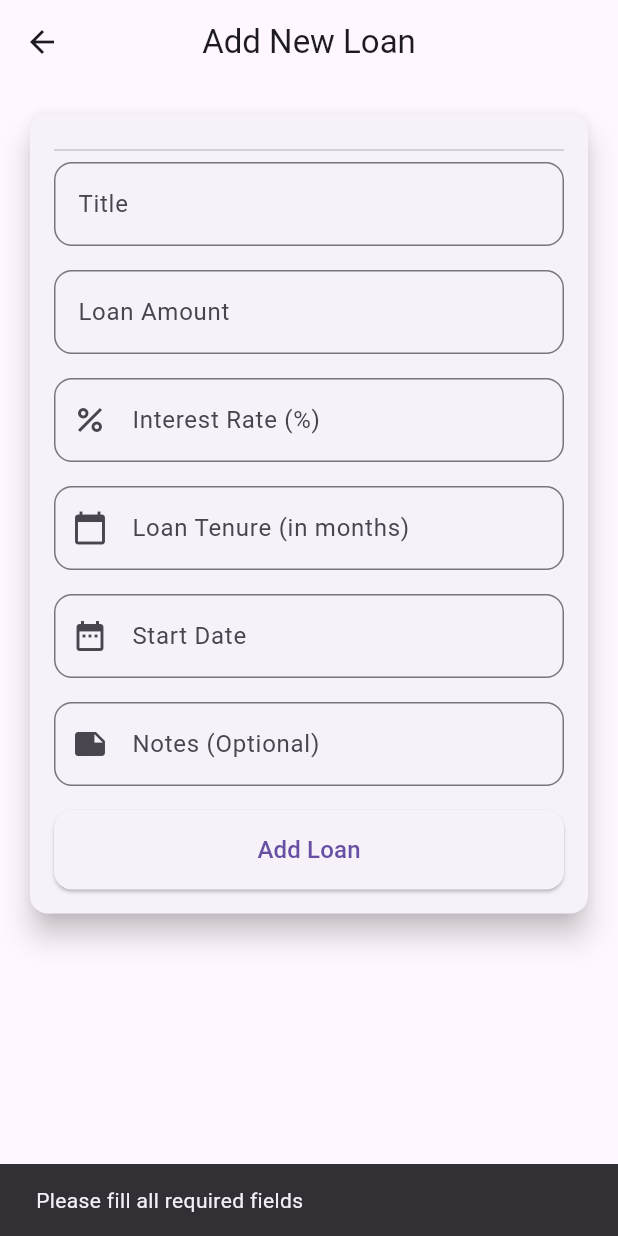
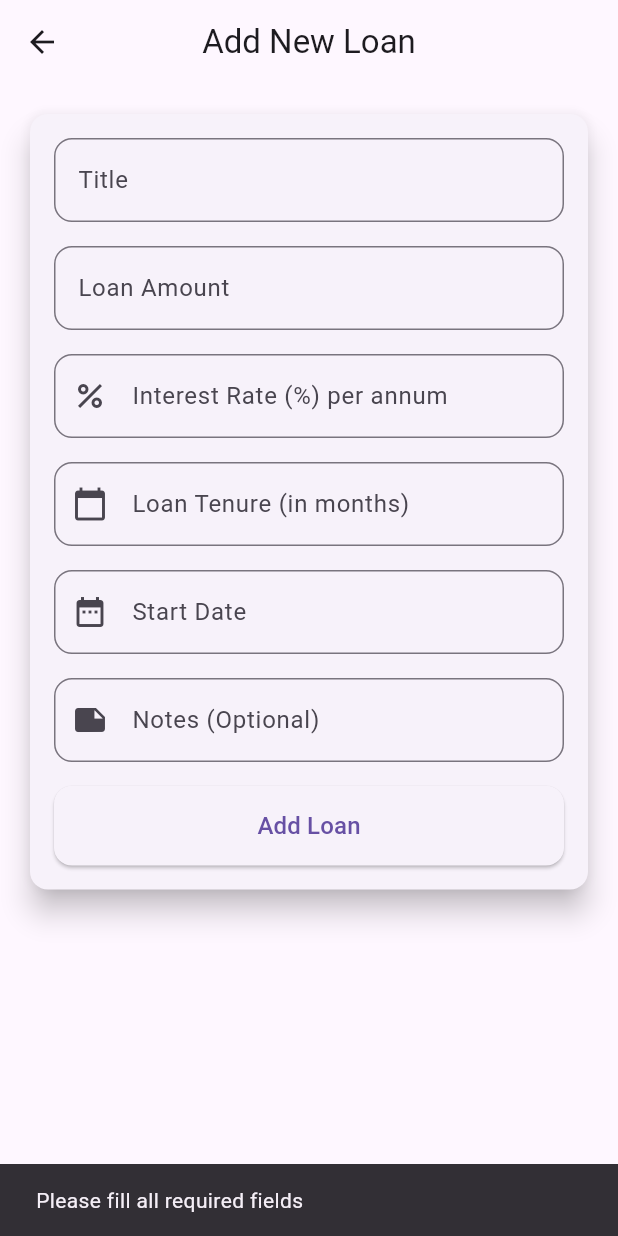
Before and after one commit to nainika0305/Wallet_Watch, a Flutter app: the AddLoansPage screen opened by its route, after a tap on "Add Loan", on a phone screen of 412 x 824 dp. Run offline on Flutter 3.47's test engine with Material 3 defaults, Android fonts, the phone set to English and light mode, and no system bars; our stand-ins replace cloud_firestore, firebase_auth, firebase_core, fl_chart, flutter_colorpicker; accounts and stored records are empty.

Commit message:
graph and loans update

```diff
--- a/lib/AddLoans.dart
+++ b/lib/AddLoans.dart
@@ -12,40 +12,47 @@
 }
 
 class _AddLoansPageState extends State<AddLoansPage> {
-  final userId = FirebaseAuth.instance.currentUser!.email; //user id
+  final userId = FirebaseAuth.instance.currentUser!.email;
 
   final TextEditingController _loanAmountController = TextEditingController();
   final TextEditingController _interestRateController = TextEditingController();
-  final TextEditingController _loanTenureController = TextEditingController(); // in months
+  final TextEditingController _loanTenureController = TextEditingController();
   final TextEditingController _startDateController = TextEditingController();
   final TextEditingController _notesController = TextEditingController();
   final TextEditingController _loanTitleController = TextEditingController();
 
   DateTime _selectedStartDate = DateTime.now();
 
-  // Add loan to Firestore
   Future<void> _addLoan() async {
-
     if (_loanAmountController.text.isNotEmpty &&
         _interestRateController.text.isNotEmpty &&
         _loanTenureController.text.isNotEmpty &&
-        _startDateController.text.isNotEmpty)
-    {
+        _startDateController.text.isNotEmpty) {
+      final double loanAmount = double.parse(_loanAmountController.text);
+      final double interestRate = double.parse(_interestRateController.text) / 100;
       final int loanTenure = int.parse(_loanTenureController.text);
 
       final loanData = {
-        'loan title': _loanTitleController.text,
-        'loanAmount': double.parse(_loanAmountController.text),
-        'interestRate': double.parse(_interestRateController.text),
+        'loanTitle': _loanTitleController.text,
+        'loanAmount': loanAmount,
+        'interestRate': interestRate,
         'tenure': loanTenure,
         'startDate': _selectedStartDate.toIso8601String(),
         'notes': _notesController.text,
         'amountPaid': 0.0,
-        'remainingAmount': double.parse(_loanAmountController.text),
+        'remainingAmount': loanAmount,
+        'accruedInterest': 0.0,
+        'lastInterestCalculationDate': DateTime.now().toIso8601String(),
+        'InterestPerMonth': (double.parse(_loanAmountController.text) * double.parse(_interestRateController.text))/(loanTenure*100),
       };
 
       try {
-        await FirebaseFirestore.instance.collection('users').doc(userId).collection('Loans').add(loanData);
+        await FirebaseFirestore.instance
+            .collection('users')
+            .doc(userId)
+            .collection('Loans')
+            .add(loanData);
+
         ScaffoldMessenger.of(context).showSnackBar(
           const SnackBar(content: Text('Loan added successfully')),
         );
@@ -63,7 +70,6 @@
     }
   }
 
-  // Reset form fields
   void _resetForm() {
     _loanAmountController.clear();
     _interestRateController.clear();
@@ -73,8 +79,6 @@
     _selectedStartDate = DateTime.now();
   }
 
-
-  // Select Start Date
   Future<void> _selectStartDate(BuildContext context) async {
     final DateTime? pickedDate = await showDatePicker(
       context: context,
@@ -90,7 +94,6 @@
     }
   }
 
-
   @override
   Widget build(BuildContext context) {
     return Scaffold(
@@ -99,11 +102,10 @@
         centerTitle: true,
         elevation: 0,
       ),
-       body: Padding(
+      body: Padding(
         padding: const EdgeInsets.all(16.0),
         child: Column(
           children: [
-            // Add Loan Form
             Card(
               elevation: 8,
               shape: RoundedRectangleBorder(borderRadius: BorderRadius.circular(12)),
@@ -112,8 +114,6 @@
                 child: Column(
                   crossAxisAlignment: CrossAxisAlignment.start,
                   children: [
-
-                    const Divider(),
                     TextField(
                       controller: _loanTitleController,
                       keyboardType: TextInputType.text,
@@ -136,7 +136,7 @@
                       controller: _interestRateController,
                       keyboardType: TextInputType.number,
                       decoration: InputDecoration(
-                        labelText: 'Interest Rate (%)',
+                        labelText: 'Interest Rate (%) per annum',
                         prefixIcon: const Icon(Icons.percent),
                         border: OutlineInputBorder(borderRadius: BorderRadius.circular(12)),
                       ),
@@ -190,7 +190,7 @@
             const SizedBox(height: 20),
           ],
         ),
-       ),
+      ),
     );
   }
 }
--- a/lib/AddTransaction.dart
+++ b/lib/AddTransaction.dart
@@ -281,7 +281,8 @@
                     final transactionData = {
                       'amount': double.parse(_amountController.text),
                       'category': _selectedCategory,
-                      'date': _selectedDate.toIso8601String(),
+                      'date': Timestamp.fromDate(_selectedDate),
+
                       'time': _selectedTime.format(context),
                       'modeOfPayment': _modeOfPayment,
                       'title': _titleController.text,
--- a/lib/Subscriptions.dart
+++ b/lib/Subscriptions.dart
@@ -81,7 +81,7 @@
                         subtitle: Column(
                           crossAxisAlignment: CrossAxisAlignment.start,
                           children: [
-                            Text('Amount: \$${data['amount']}'),
+                            Text('Amount: \₹${data['amount']}'),
                             Text(
                                 'Next Payment: ${DateFormat('yyyy-MM-dd').format(nextPaymentDate)}'),
                             Text(
--- a/lib/Transactions.dart
+++ b/lib/Transactions.dart
@@ -97,7 +97,7 @@
                         child: ListTile(
                           title: Text(data['title'] ?? 'No Title'),
                           subtitle: Text(
-                              'Category: ${data['category'] ?? 'Unknown'} | Amount: ${data['amount'] ?? 0}'),
+                              '${data['category'] ?? 'Unknown'} | Amount: ₹${data['amount'] ?? 0}'),
                           trailing: Text(
                             data['date'] != null
                                 ? data['date'] is Timestamp
--- a/lib/insurance.dart
+++ b/lib/insurance.dart
@@ -130,7 +130,7 @@
                           subtitle: Column(
                             crossAxisAlignment: CrossAxisAlignment.start,
                             children: [
-                              Text('Amount: \$${data['amount']}'),
+                              Text('Amount: \₹${data['amount']}'),
                               Text('Next Due Date: ${DateFormat('yyyy-MM-dd').format(nextDueDate)}'),
                               Text('Days Remaining: ${daysRemaining > 0 ? daysRemaining : 0}'),
                               LinearProgressIndicator(
```
Also changed, not shown: lib/Home.dart (+55 -17 lines), lib/Loans.dart (+58 -11 lines).
